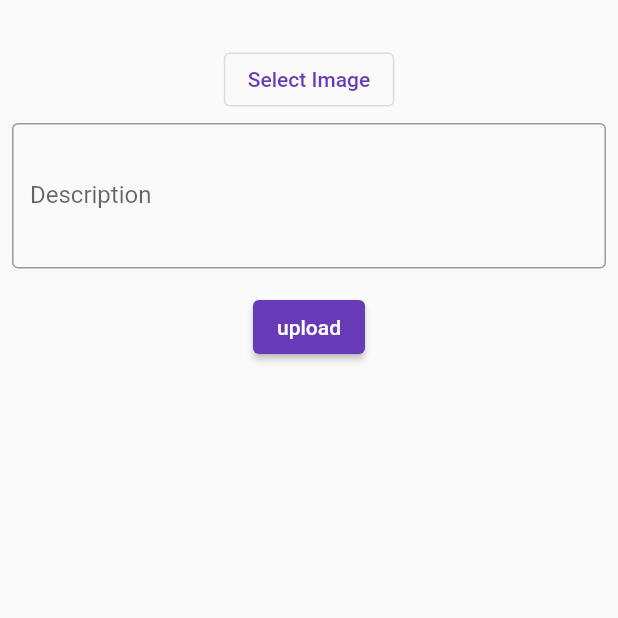
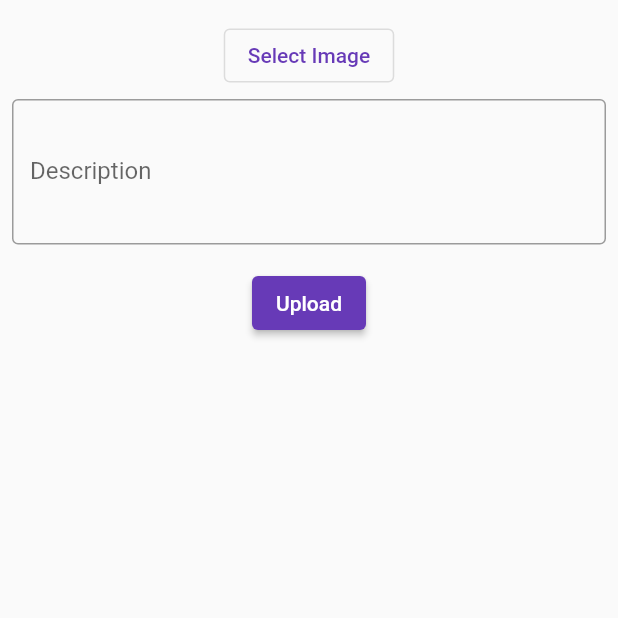
Before and after one commit to EL6ZAHK/uprons, a Flutter app: the screen it shows after launch, on a phone screen of 412 x 824 dp, the top half of it. Run offline on Flutter 3.47's test engine with Material 2 defaults, Android fonts, the phone set to English and light mode, and no system bars; our stand-ins replace cloud_firestore, faker, firebase_core, firebase_storage, image_picker; accounts and stored records are empty.

Commit message:
image upload added

```diff
--- a/uprons/lib/main.dart
+++ b/uprons/lib/main.dart
@@ -1,39 +1,45 @@
-import 'package:cloud_firestore/cloud_firestore.dart';
-import 'package:faker/faker.dart';
-import 'package:firebase_storage/firebase_storage.dart';
-import 'package:flutter/cupertino.dart';
-import 'package:flutter/material.dart';
-import 'package:firebase_core/firebase_core.dart';
-import 'package:image_picker/image_picker.dart';
 import 'dart:io';
 
-Future<void> main() async {
+import 'package:cloud_firestore/cloud_firestore.dart';
+import 'package:flutter/material.dart';
+import 'package:image_picker/image_picker.dart';
+import 'package:firebase_storage/firebase_storage.dart';
+import 'package:firebase_core/firebase_core.dart';
+import 'package:faker/faker.dart';
+
+void main() async {
   WidgetsFlutterBinding.ensureInitialized();
   await Firebase.initializeApp();
-  runApp(MyApp());
+  runApp(const MyApp());
 }
 
 class MyApp extends StatelessWidget {
+  const MyApp({Key? key}) : super(key: key);
+
+  // This widget is the root of your application.
   @override
   Widget build(BuildContext context) {
     return MaterialApp(
-      title: 'helloo',
+      title: 'upload',
       theme: ThemeData(
         primarySwatch: Colors.deepPurple,
       ),
-      home: MyHomePage(),
+      home: const MyHomePage(title: 'Flutter Demo Home Page'),
     );
   }
 }
 
 class MyHomePage extends StatefulWidget {
-  MyHomePage({Key? key}) : super(key: key);
+  const MyHomePage({Key? key, required this.title}) : super(key: key);
+
+  final String title;
 
   @override
   State<MyHomePage> createState() => _MyHomePageState();
 }
 
 class _MyHomePageState extends State<MyHomePage> {
+  int _counter = 0;
   String imageName = "";
   XFile? imagePath;
   final ImagePicker _picker = ImagePicker();
@@ -50,10 +56,12 @@ class _MyHomePageState extends State<MyHomePage> {
         child: Padding(
             padding: const EdgeInsets.all(8.0),
             child: _isloading
-            ? Center(child: CircularProgressIndicator())
+                ? Center(
+                    child: CircularProgressIndicator(),
+                  )
                 : Column(
                     children: [
-                  imageName == " " ? Container() : Text("${imageName}"),
+                      imageName == "" ? Container() : Text("${imageName}"),
                       SizedBox(
                         height: 5,
                       ),
@@ -70,8 +78,8 @@ class _MyHomePageState extends State<MyHomePage> {
                           minLines: 3,
                           maxLines: 5,
                           decoration: InputDecoration(
-                        labelText: 'Description', border: OutlineInputBorder()),
-                  ),
+                              labelText: 'Description',
+                              border: OutlineInputBorder())),
                       SizedBox(
                         height: 15,
                       ),
@@ -79,17 +87,18 @@ class _MyHomePageState extends State<MyHomePage> {
                           onPressed: () {
                             _uploadImage();
                           },
-                      child: Text("upload"))
+                          child: const Text("Upload"))
                     ],
+                  )),
       ),
-      ),
-    ));
+    );
   }
 
   _uploadImage() async {
     setState(() {
       _isloading = true;
     });
+
     var uniqueKey = firestoreRef.collection(collectionName).doc();
     String uploadFileName =
         DateTime.now().millisecondsSinceEpoch.toString() + '.jpg';
```
Also changed, not shown: 1 other file. Lines whose indentation alone changed are shown as unchanged.
